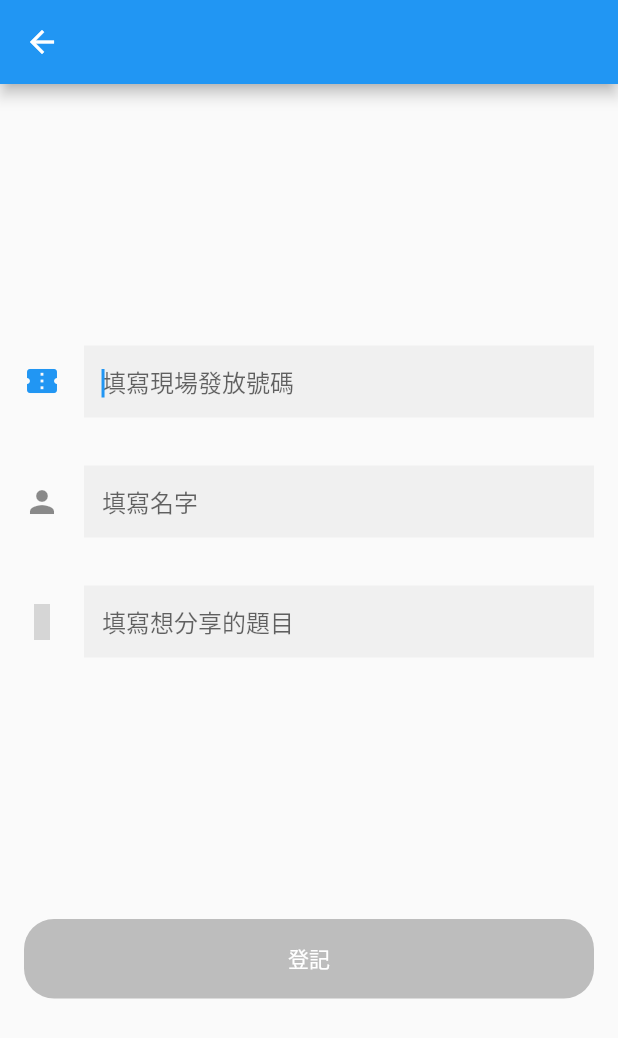
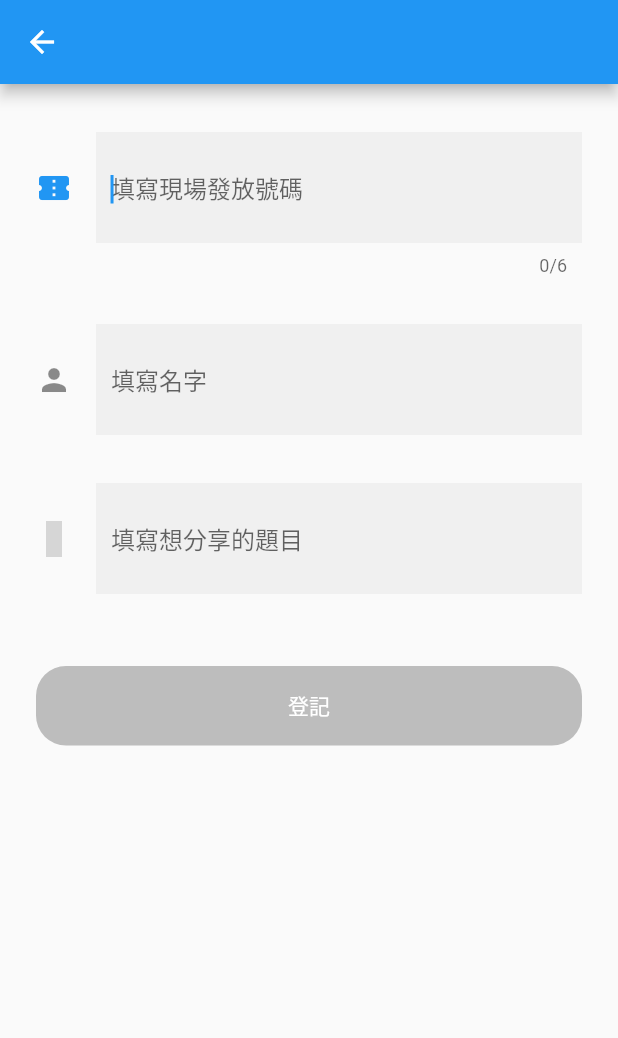
Before and after one commit to chloe722/flutter_taipei, a Flutter app: the SignUpLighteningTalkScreen screen opened directly, on a phone screen of 412 x 824 dp. Shown: the top 1038 px of the screen. Run offline on Flutter 3.47's test engine with Material 2 defaults, Android fonts, the phone set to English and light mode, and no system bars; our stand-ins replace cloud_firestore, equatable, flutter_bloc, flutter_icons, fluttertoast, rxdart and 1 more; accounts and stored records are empty; grey boxes are pictures that could not be loaded.

Commit message:
-Added existedTalk state -Refactored code for formfield

```diff
--- a/lib/constants.dart
+++ b/lib/constants.dart
@@ -12,3 +12,12 @@ const TextStyle kContentTextStyle = TextStyle(
 );
 
 const Color kBgColor = Colors.lightBlueAccent;
+
+
+const InputDecoration kFormFieldDecoration = InputDecoration(
+  filled: true,
+  border: InputBorder.none,
+  hintText: '',
+  contentPadding: EdgeInsets.symmetric(vertical: 25.0, horizontal: 10.0),
+
+);
--- a/lib/talk_sign_up/talk_sign_up_bloc/talk_sign_up_bloc.dart
+++ b/lib/talk_sign_up/talk_sign_up_bloc/talk_sign_up_bloc.dart
@@ -1,6 +1,7 @@
 import 'package:flutter/cupertino.dart';
 import 'package:flutter_bloc/flutter_bloc.dart';
 import 'package:flutter_taipei/app_bloc/app_state.dart';
+import 'package:flutter_taipei/model/lightening_talk.dart';
 import 'package:flutter_taipei/repository.dart';
 import 'package:flutter_taipei/talk_sign_up/talk_sign_up_bloc/talk_signup_barrel.dart';
 import 'package:flutter_taipei/utils/validators.dart';
@@ -8,13 +9,17 @@ import 'package:rxdart/rxdart.dart';
 
 class TalkSignUpBloc extends Bloc<TalkSignUpEvent, TalkSignUpState> {
   final Repository _repository;
+  final LighteningTalk _talk;
 
-  TalkSignUpBloc({@required Repository repository})
+  TalkSignUpBloc({@required Repository repository, LighteningTalk talk})
       : assert(repository != null),
-        _repository = repository;
+        _repository = repository,
+        _talk = talk;
 
   @override
-  TalkSignUpState get initialState => TalkSignUpState.init();
+  TalkSignUpState get initialState {
+    return (_talk != null)? TalkSignUpState.hasTalk() : TalkSignUpState.init();
+  }
 
   @override
   Stream<TalkSignUpState> transformEvents(
--- a/lib/talk_sign_up/talk_sign_up_bloc/talk_sign_up_state.dart
+++ b/lib/talk_sign_up/talk_sign_up_bloc/talk_sign_up_state.dart
@@ -20,18 +20,6 @@ class TalkSignUpState {
       @required this.isFailed,
       @required this.isSubmitting});
 
-  factory TalkSignUpState.talkExisted({LighteningTalk talk}) {
-    return TalkSignUpState(
-      isNumberValid: true,
-      isNameValid: true,
-      isTopicValid: true,
-      isSubmitting: false,
-      isSuccess: false,
-      isFailed: false,
-
-    );
-  }
-
   factory TalkSignUpState.init() {
     return TalkSignUpState(
       isNumberValid: false,
@@ -42,6 +30,18 @@ class TalkSignUpState {
       isFailed: false,
     );
   }
+
+  factory TalkSignUpState.hasTalk() {
+    return TalkSignUpState(
+      isNumberValid: true,
+      isNameValid: true,
+      isTopicValid: true,
+      isSubmitting: false,
+      isSuccess: false,
+      isFailed: false,
+    );
+  }
+
 
   factory TalkSignUpState.loading() {
     return TalkSignUpState(
--- a/lib/talk_sign_up/talk_sign_up_form.dart
+++ b/lib/talk_sign_up/talk_sign_up_form.dart
@@ -3,11 +3,12 @@ import 'package:flutter_bloc/flutter_bloc.dart';
 import 'package:flutter_icons/flutter_icons.dart';
 import 'package:flutter_taipei/app_bloc/app_bloc.dart';
 import 'package:flutter_taipei/app_bloc/app_event.dart';
+import 'package:flutter_taipei/constants.dart';
 import 'package:flutter_taipei/model/lightening_talk.dart';
 import 'package:flutter_taipei/strings.dart';
 import 'package:flutter_taipei/talk_sign_up/talk_sign_up_bloc/talk_signup_barrel.dart';
+import 'package:flutter_taipei/utils/messager.dart';
 import 'package:flutter_taipei/widgets/submit_buttom.dart';
-import 'package:fluttertoast/fluttertoast.dart';
 
 class TalkSignUpForm extends StatefulWidget {
   TalkSignUpForm({this.talk});
@@ -54,7 +55,7 @@ class _TalkSignUpFormState extends State<TalkSignUpForm> {
   void didChangeDependencies() {
     _isTalkedExisted = widget.talk != null;
     if (widget.talk != null) {
-      _numberController.text = widget.talk.number;
+      _numberController.text= widget.talk.number;
       _nameController.text = widget.talk.speakerName;
       _topicController.text = widget.talk.topic;
     }
@@ -69,16 +70,6 @@ class _TalkSignUpFormState extends State<TalkSignUpForm> {
     super.dispose();
   }
 
-  void showToast(String msg) {
-    Fluttertoast.showToast(
-        msg: msg,
-        toastLength: Toast.LENGTH_SHORT,
-        gravity: ToastGravity.BOTTOM,
-        timeInSecForIos: 1,
-        backgroundColor: Colors.black54,
-        textColor: Colors.white,
-        fontSize: 16.0);
-  }
 
   void _onNumberChanged() {
     _bloc.add(NumberChanged(number: _numberController.text));
@@ -107,24 +98,24 @@ class _TalkSignUpFormState extends State<TalkSignUpForm> {
         IconData icon,
         TalkSignUpState state,
         bool enabled = true}) {
-    return Padding(
+    bool _isNumberField = hint == kNumberHint;
+    return Container(
       padding: const EdgeInsets.symmetric(vertical: 16.0),
       child: TextFormField(
         controller: controller,
         enabled: enabled,
-        keyboardType: (hint == kNumberHint)
+        keyboardType: _isNumberField
             ? TextInputType.number
             : TextInputType.multiline,
         validator: (_) => _validateInput(type: hint, state: state),
         maxLines: null,
-        autofocus: enabled,
+        maxLength: _isNumberField && enabled == true? 6 : null,
         autocorrect: false,
-        decoration: InputDecoration(
-          filled: true,
-          border: InputBorder.none,
+        autofocus: true,
+        decoration: kFormFieldDecoration.copyWith(
           icon: Icon(icon),
           hintText: hint,
-        ),
+        )
       ),
     );
   }
@@ -154,7 +145,9 @@ class _TalkSignUpFormState extends State<TalkSignUpForm> {
         }
 
         if (state.isSubmitting) {
+          FocusScope.of(context).requestFocus(FocusNode());
           _loading = true;
+
         }
 
         if (state.isFailed) {
@@ -164,20 +157,20 @@ class _TalkSignUpFormState extends State<TalkSignUpForm> {
       },
       child: BlocBuilder<TalkSignUpBloc, TalkSignUpState>(
           builder: (context, state) {
-            return Center(
-              child: Container(
-                margin: EdgeInsets.symmetric(horizontal: 16.0),
+            return Container(
+              margin: EdgeInsets.symmetric(horizontal: 24.0, vertical: 16.0),
+              child: SingleChildScrollView(
                 child: Form(
                   key: _formKey,
                   child: Column(
                     mainAxisAlignment: MainAxisAlignment.start,
                     mainAxisSize: MainAxisSize.max,
                     children: <Widget>[
-                      Spacer(flex: 1),
                       _formField(
                           hint: kNumberHint,
                           icon: Icons.confirmation_number,
                           controller: _numberController,
+                          enabled: _isTalkedExisted == false,
                           state: state),
                       _formField(
                           hint: kNameHint,
@@ -189,16 +182,16 @@ class _TalkSignUpFormState extends State<TalkSignUpForm> {
                           icon: MaterialCommunityIcons.thought_bubble,
                           controller: _topicController,
                           state: state),
-                      Spacer(flex: 1),
-                      SubmitButton(
-                        label: kSignUp,
-                        onPress:
-                        isSubmitButtonEnabled(state)
-                            ? _onSubmitted
-                            : null,
-                        loading: _loading,
+                      Padding(
+                        padding: const EdgeInsets.only(top: 32.0),
+                        child: SubmitButton(
+                          label: _isTalkedExisted? kEditingSubmittedTopic : kSignUp,
+                          onPress: isSubmitButtonEnabled(state)
+                              ? _onSubmitted
+                              : null,
+                          loading: _loading,
+                        ),
                       ),
-                      Spacer(flex: 1),
                     ],
                   ),
                 ),
--- a/lib/talk_sign_up/talk_sign_up_screen.dart
+++ b/lib/talk_sign_up/talk_sign_up_screen.dart
@@ -21,7 +21,7 @@ class SignUpLighteningTalkScreen extends StatelessWidget {
     return Scaffold(
         appBar: AppBar(),
         body: BlocProvider<TalkSignUpBloc>(
-          create: (context) => TalkSignUpBloc(repository: _repository),
+          create: (context) => TalkSignUpBloc(repository: _repository, talk: _talk),
           child:  TalkSignUpForm(talk: _talk,),
         ));
   }
--- /dev/null
+++ b/lib/utils/messager.dart
@@ -0,0 +1,14 @@
+import 'package:flutter/material.dart';
+import 'package:fluttertoast/fluttertoast.dart';
+
+
+void showToast(String msg) {
+  Fluttertoast.showToast(
+      msg: msg,
+      toastLength: Toast.LENGTH_SHORT,
+      gravity: ToastGravity.BOTTOM,
+      timeInSecForIos: 1,
+      backgroundColor: Colors.black54,
+      textColor: Colors.white,
+      fontSize: 16.0);
+}
```
